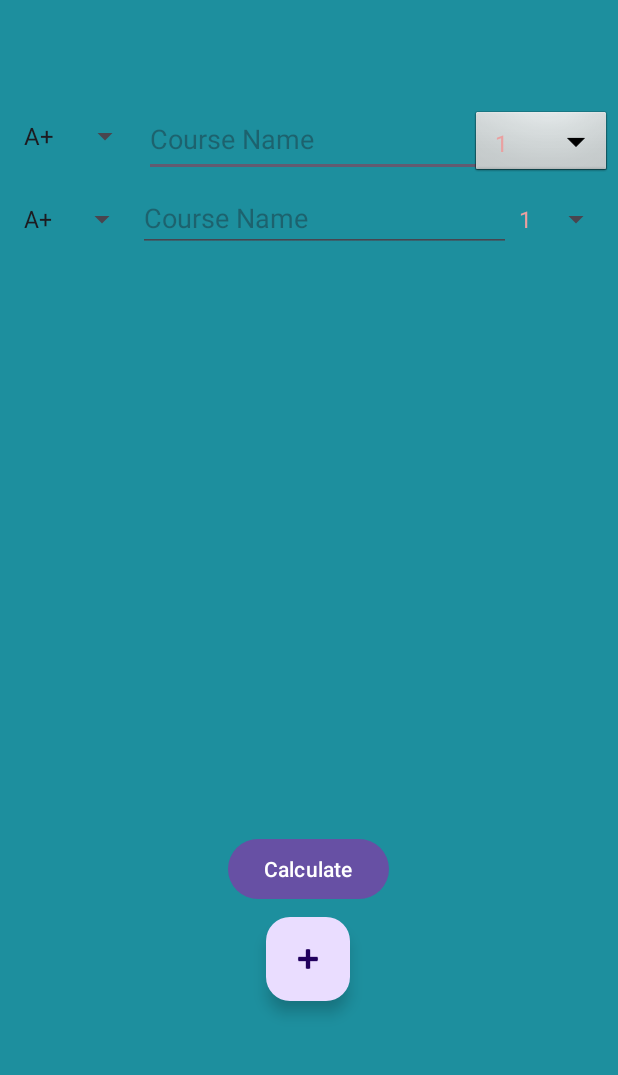
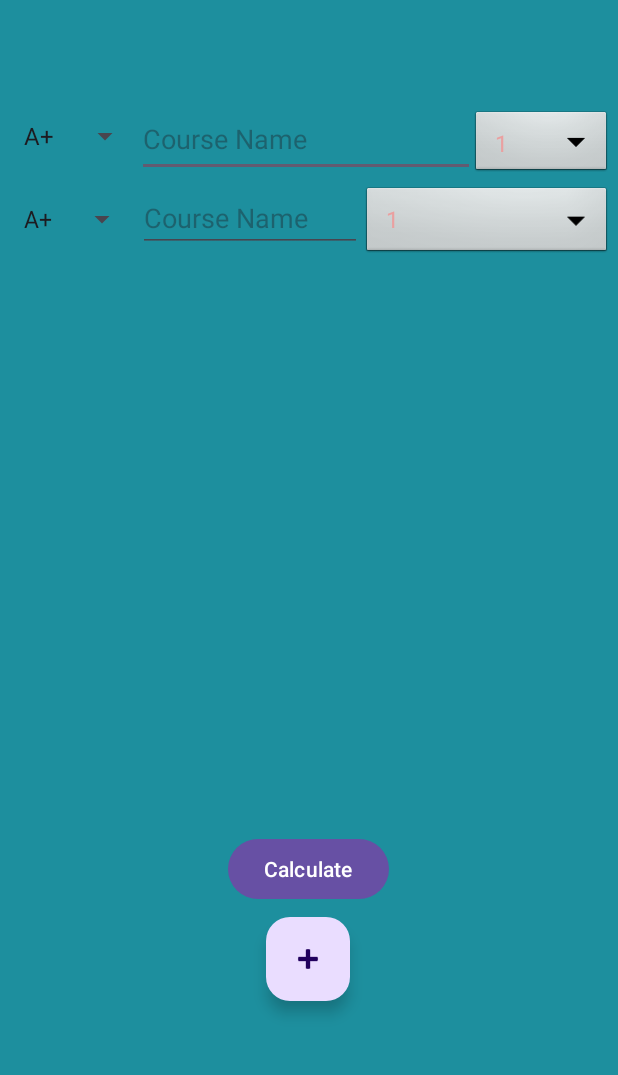
Before and after one commit to Mohamed-Ahmed-Esmat/GPA-Calculator-Kotlin-Application, an Android app: the screen it shows after launch (MainActivity), after a tap on "Calculate", on a phone screen of 412 x 824 dp, the part 140-1215 px from its top. Run offline under Robolectric (Android 15) with nearby library versions, the phone set to English and light mode, and no system bars; 1 other tap on this screen came first.

Commit message:
fixed some style issues

```diff
--- a/app/src/main/java/com/example/gpa_calculator/MainActivity.kt
+++ b/app/src/main/java/com/example/gpa_calculator/MainActivity.kt
@@ -1,5 +1,6 @@
     package com.example.gpa_calculator
 
+    import android.annotation.SuppressLint
     import android.os.Bundle
     import android.view.View
     import android.widget.*
@@ -47,6 +48,7 @@
             }
         }
 
+        @SuppressLint("UseCompatLoadingForDrawables")
         private fun addNewCourse() {
             val linearLayout = LinearLayout(this)
             linearLayout.orientation = LinearLayout.HORIZONTAL
@@ -56,15 +58,18 @@
             val creditSpinner = Spinner(this)
 
             // Set layout parameters for horizontal arrangement
+            creditSpinner.layoutParams = LinearLayout.LayoutParams(
+                250, // Match width of creditsSpin
+                LinearLayout.LayoutParams.WRAP_CONTENT
+            )
             newEditText.layoutParams = LinearLayout.LayoutParams(
                 0,  // Width will be determined by weight
                 LinearLayout.LayoutParams.WRAP_CONTENT,
                 1f   // Weight for EditText to take up remaining space
             )
-            creditSpinner.layoutParams = LinearLayout.LayoutParams(
-                LinearLayout.LayoutParams.WRAP_CONTENT,
-                LinearLayout.LayoutParams.WRAP_CONTENT
-            )
+
+            // Apply design attributes from creditsSpin
+            creditSpinner.background = resources.getDrawable(android.R.drawable.btn_dropdown)
             newEditText.hint = "Course Name"
 
             // Add dummy data for the spinner
@@ -112,22 +117,22 @@
 
             println("\nEnter course details:\n")
 
-            for (i in courses.indices) {
-                println("\nCourse ${i + 1}:\n")
-
-                print("Name: ")
-                courses[i] = scanner.nextLine()
-
-                print("Credit hours: ")
-                credits[i] = scanner.nextFloat()
-                scanner.nextLine() // Consume newline character
-
-                print("Grade: ")
-                grades[i] = scanner.nextLine()
-
-                gradePoints += gradeWeightsCourse(grades[i], credits[i])
-                coursePoints += credits[i]
-            }
+//                for (i in courses.indices) {
+//                    println("\nCourse ${i + 1}:\n")
+//
+//                    print("Name: ")
+//                    courses[i] = scanner.nextLine()
+//
+//                    print("Credit hours: ")
+//                    credits[i] = scanner.nextFloat()
+//                    scanner.nextLine() // Consume newline character
+//
+//                    print("Grade: ")
+//                    grades[i] = scanner.nextLine()
+//
+//                    gradePoints += gradeWeightsCourse(grades[i], credits[i])
+//                    coursePoints += credits[i]
+//                }
 
         }
     }
--- a/app/src/main/res/layout/activity_main.xml
+++ b/app/src/main/res/layout/activity_main.xml
@@ -35,8 +35,7 @@
         android:ems="10"
         android:hint="Course Name"
         android:inputType="text"
-        app:layout_constraintEnd_toEndOf="parent"
-        app:layout_constraintHorizontal_bias="0.021"
+        app:layout_constraintEnd_toStartOf="@+id/creditsSpin"
         app:layout_constraintStart_toEndOf="@+id/gradeSpin"
         app:layout_constraintTop_toBottomOf="@+id/gpaTitle" />
 
```
